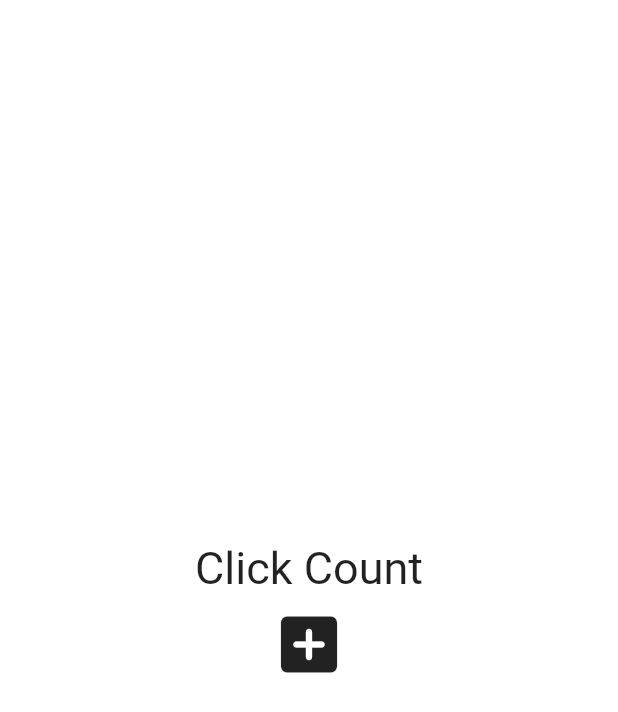
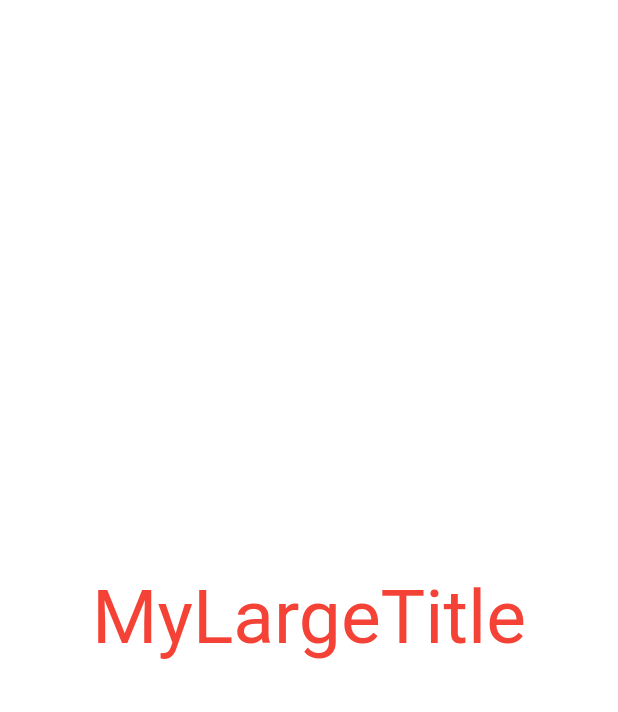
Before and after one commit to roy656/ssoontoon, a Flutter app: the screen it shows after launch, on a phone screen of 412 x 824 dp. Shown: the top 712 px of the screen. Run offline on Flutter 3.47's test engine with Material 2 defaults, Android fonts, the phone set to English and light mode, and no system bars.

Commit message:
about basic of BuildContext

```diff
--- a/lib/main.dart
+++ b/lib/main.dart
@@ -10,37 +10,41 @@ class App extends StatefulWidget {
 }
 
 class _AppState extends State<App> {
-  List<int> numbers = [];
-
-  void onClicked() {
-    setState(() {
-      numbers.add(numbers.length);
-    });
-  }
-
   @override
   Widget build(BuildContext context) {
     return MaterialApp(
+      theme: ThemeData(
+        textTheme: const TextTheme(
+          titleLarge: TextStyle(
+            color: Colors.red,
+          ),
+        ),
+      ),
       home: Scaffold(
         backgroundColor: Colors.white,
         body: Center(
-          child: Column(
-            mainAxisAlignment: MainAxisAlignment.center,
-            children: [
-              const Text(
-                'Click Count',
-                style: TextStyle(fontSize: 30),
-              ),
-              for (var n in numbers) Text('$n'),
-              IconButton(
-                iconSize: 50,
-                onPressed: onClicked,
-                icon: const Icon(Icons.add_box_rounded),
-              ),
-            ],
-          ),
-        ),
+            child: Column(
+          mainAxisAlignment: MainAxisAlignment.center,
+          children: const [MyLargeTitle()],
+        )),
       ),
     );
   }
 }
+
+class MyLargeTitle extends StatelessWidget {
+  const MyLargeTitle({
+    Key? key,
+  }) : super(key: key);
+
+  @override
+  Widget build(BuildContext context) {
+    return Text(
+      'MyLargeTitle',
+      style: TextStyle(
+        fontSize: 50,
+        color: Theme.of(context).textTheme.titleLarge?.color,
+      ),
+    );
+  }
+}
```
Also changed, not shown: lib/main2.dart (added, +46 -0 lines).
